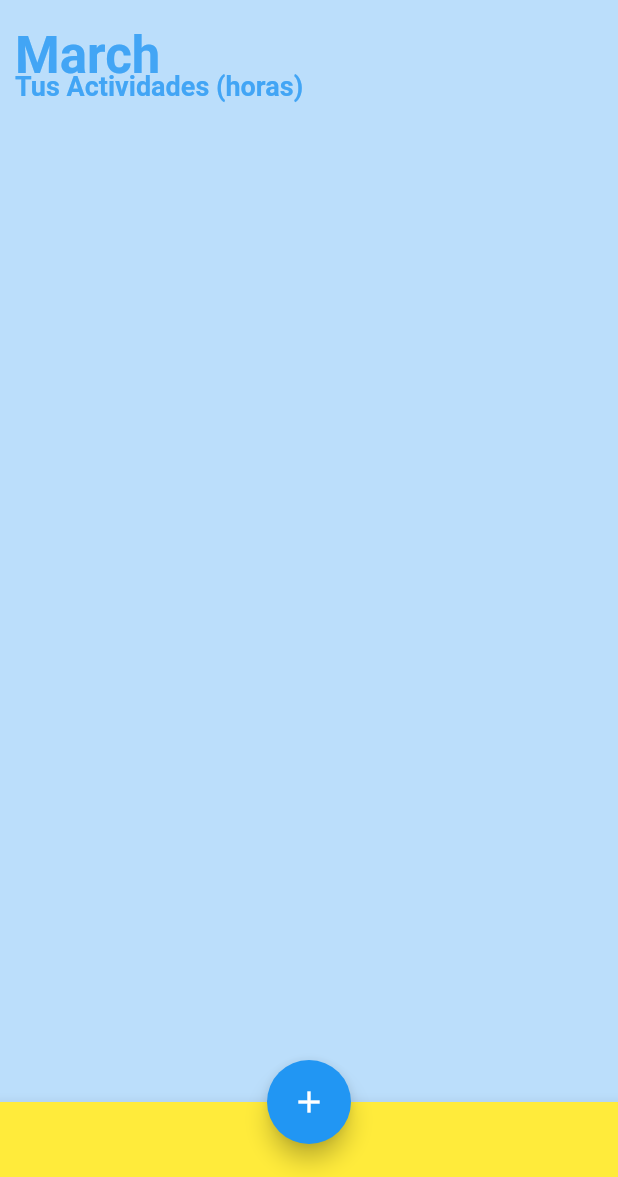
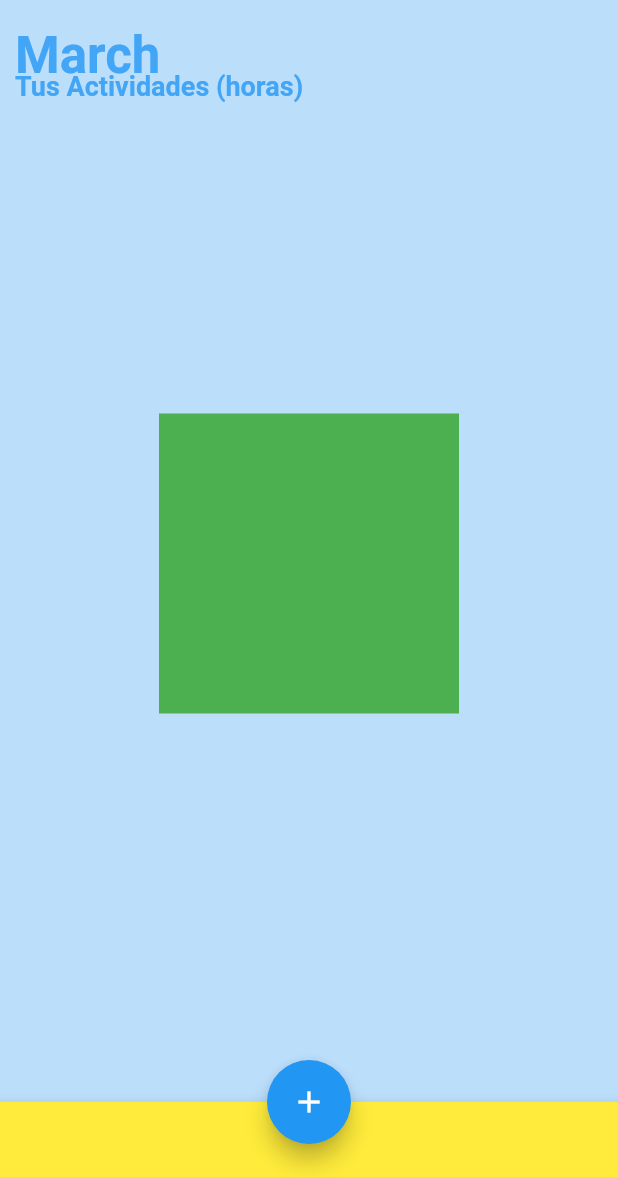
Before and after one commit to lobochimuelo/Crono, a Flutter app: the screen it shows after launch, on a phone screen of 412 x 824 dp, the part 59-1236 px from its top. Run offline on Flutter 3.47's test engine with Material 2 defaults, Android fonts, the phone set to English and light mode, and no system bars.

Commit message:
agregando evento a button add

```diff
--- a/lib/main.dart
+++ b/lib/main.dart
@@ -18,6 +18,8 @@ class crono extends StatefulWidget {
 
 class _cronoState extends State<crono> {
   @override
+   bool _visible = true;
+
   Widget build(BuildContext context) {
     return Scaffold(
       appBar: AppBar(
@@ -62,12 +64,27 @@ class _cronoState extends State<crono> {
           ),
         )
     ),
+    Center(
+        child: AnimatedOpacity(
+          opacity: _visible ? 1.0 : 0.0,
+          duration: Duration(milliseconds: 500),
+          child: Container(
+            width: 200.0,
+            height: 200.0,
+            color: Colors.green,
+          ),
+        )),
         ],
       )
       ),
        floatingActionButton: FloatingActionButton(
             child: Icon(Icons.add),
-            onPressed: null,
+            onPressed: () {
+
+          setState(() {
+            _visible = !_visible;
+          });
+        },
           ),
           bottomNavigationBar: BottomAppBar(
             color: Colors.yellow,
```
